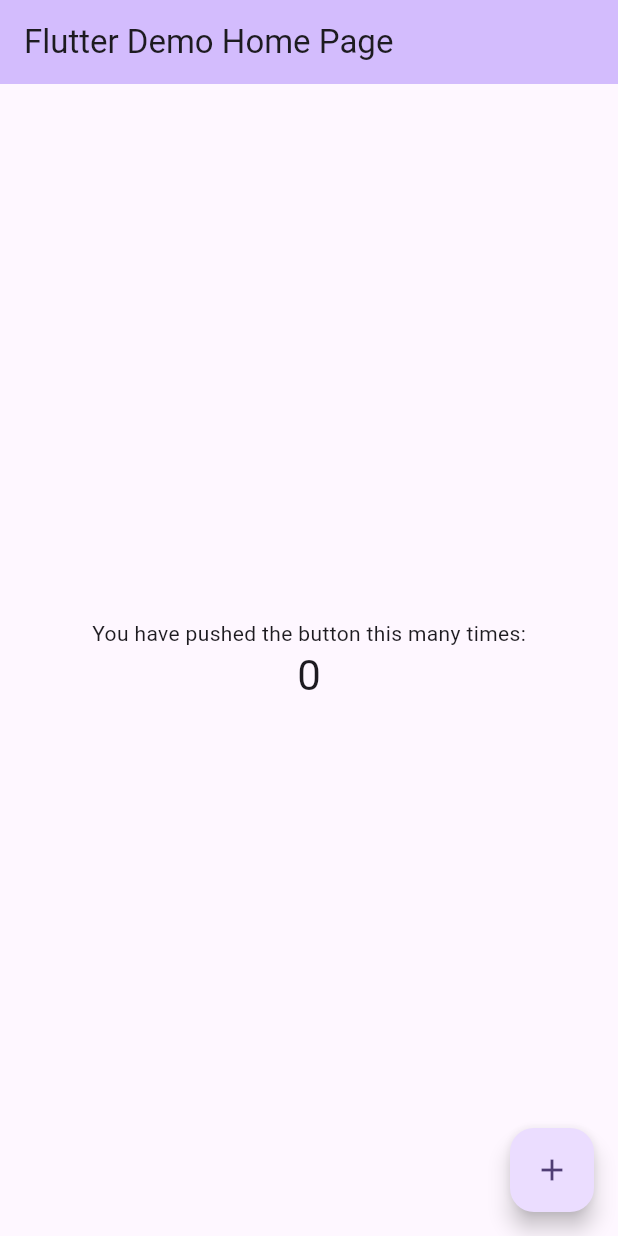
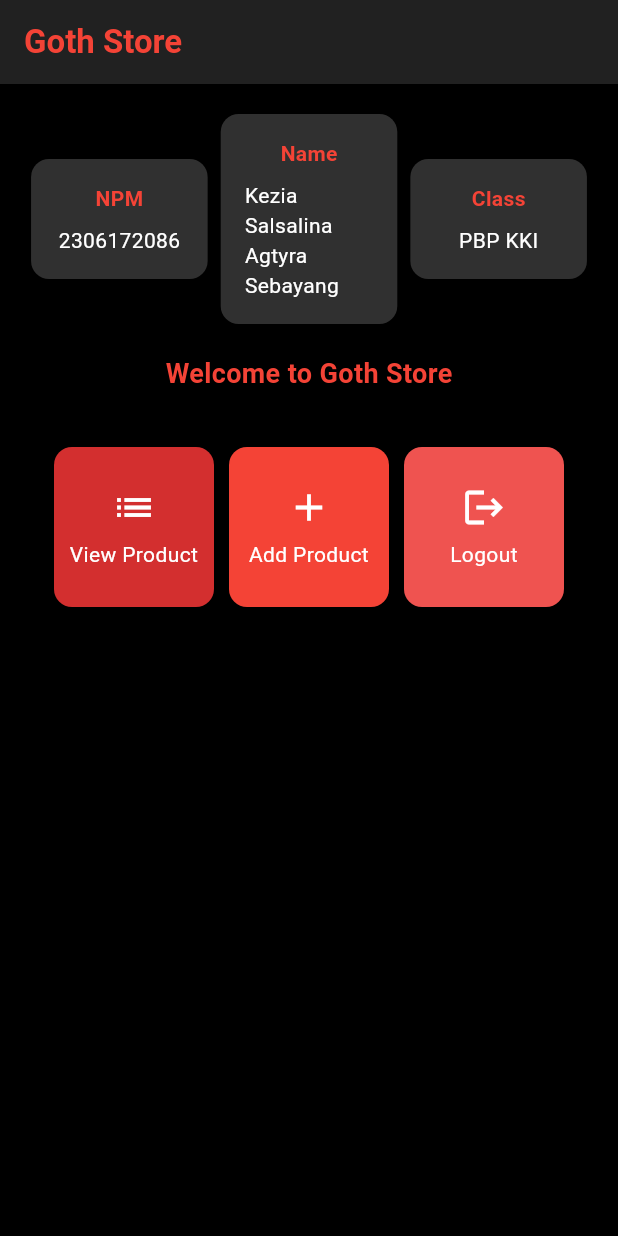
Before and after one commit to agtyra/goth-store-mobile, a Flutter app: the screen it shows after launch, on a phone screen of 412 x 824 dp. Run offline on Flutter 3.47's test engine with Material 3 defaults, Android fonts, the phone set to English and light mode, and no system bars.

Commit message:
added assignment 7

```diff
--- a/lib/main.dart
+++ b/lib/main.dart
@@ -1,4 +1,5 @@
 import 'package:flutter/material.dart';
+import 'package:goth_store/menu.dart';
 
 void main() {
   runApp(const MyApp());
@@ -7,119 +8,18 @@
 class MyApp extends StatelessWidget {
   const MyApp({super.key});
 
-  // This widget is the root of your application.
   @override
   Widget build(BuildContext context) {
     return MaterialApp(
-      title: 'Flutter Demo',
+      title: 'Goth Store',
       theme: ThemeData(
-        // This is the theme of your application.
-        //
-        // TRY THIS: Try running your application with "flutter run". You'll see
-        // the application has a purple toolbar. Then, without quitting the app,
-        // try changing the seedColor in the colorScheme below to Colors.green
-        // and then invoke "hot reload" (save your changes or press the "hot
-        // reload" button in a Flutter-supported IDE, or press "r" if you used
-        // the command line to start the app).
-        //
-        // Notice that the counter didn't reset back to zero; the application
-        // state is not lost during the reload. To reset the state, use hot
-        // restart instead.
-        //
-        // This works for code too, not just values: Most code changes can be
-        // tested with just a hot reload.
-        colorScheme: ColorScheme.fromSeed(seedColor: Colors.deepPurple),
-        useMaterial3: true,
+        colorScheme: ColorScheme.fromSwatch(
+          primarySwatch: Colors.grey,
+        ).copyWith(
+          secondary: Colors.black,
+        ),
       ),
-      home: const MyHomePage(title: 'Flutter Demo Home Page'),
+      home: MyHomePage(),
     );
   }
 }
-
-class MyHomePage extends StatefulWidget {
-  const MyHomePage({super.key, required this.title});
-
-  // This widget is the home page of your application. It is stateful, meaning
-  // that it has a State object (defined below) that contains fields that affect
-  // how it looks.
-
-  // This class is the configuration for the state. It holds the values (in this
-  // case the title) provided by the parent (in this case the App widget) and
-  // used by the build method of the State. Fields in a Widget subclass are
-  // always marked "final".
-
-  final String title;
-
-  @override
-  State<MyHomePage> createState() => _MyHomePageState();
-}
-
-class _MyHomePageState extends State<MyHomePage> {
-  int _counter = 0;
-
-  void _incrementCounter() {
-    setState(() {
-      // This call to setState tells the Flutter framework that something has
-      // changed in this State, which causes it to rerun the build method below
-      // so that the display can reflect the updated values. If we changed
-      // _counter without calling setState(), then the build method would not be
-      // called again, and so nothing would appear to happen.
-      _counter++;
-    });
-  }
-
-  @override
-  Widget build(BuildContext context) {
-    // This method is rerun every time setState is called, for instance as done
-    // by the _incrementCounter method above.
-    //
-    // The Flutter framework has been optimized to make rerunning build methods
-    // fast, so that you can just rebuild anything that needs updating rather
-    // than having to individually change instances of widgets.
-    return Scaffold(
-      appBar: AppBar(
-        // TRY THIS: Try changing the color here to a specific color (to
-        // Colors.amber, perhaps?) and trigger a hot reload to see the AppBar
-        // change color while the other colors stay the same.
-        backgroundColor: Theme.of(context).colorScheme.inversePrimary,
-        // Here we take the value from the MyHomePage object that was created by
-        // the App.build method, and use it to set our appbar title.
-        title: Text(widget.title),
-      ),
-      body: Center(
-        // Center is a layout widget. It takes a single child and positions it
-        // in the middle of the parent.
-        child: Column(
-          // Column is also a layout widget. It takes a list of children and
-          // arranges them vertically. By default, it sizes itself to fit its
-          // children horizontally, and tries to be as tall as its parent.
-          //
-          // Column has various properties to control how it sizes itself and
-          // how it positions its children. Here we use mainAxisAlignment to
-          // center the children vertically; the main axis here is the vertical
-          // axis because Columns are vertical (the cross axis would be
-          // horizontal).
-          //
-          // TRY THIS: Invoke "debug painting" (choose the "Toggle Debug Paint"
-          // action in the IDE, or press "p" in the console), to see the
-          // wireframe for each widget.
-          mainAxisAlignment: MainAxisAlignment.center,
-          children: <Widget>[
-            const Text(
-              'You have pushed the button this many times:',
-            ),
-            Text(
-              '$_counter',
-              style: Theme.of(context).textTheme.headlineMedium,
-            ),
-          ],
-        ),
-      ),
-      floatingActionButton: FloatingActionButton(
-        onPressed: _incrementCounter,
-        tooltip: 'Increment',
-        child: const Icon(Icons.add),
-      ), // This trailing comma makes auto-formatting nicer for build methods.
-    );
-  }
-}
--- /dev/null
+++ b/lib/menu.dart
@@ -0,0 +1,162 @@
+import 'package:flutter/material.dart';
+
+class MyHomePage extends StatelessWidget {
+  final String npm = '2306172086';
+  final String name = 'Kezia Salsalina Agtyra Sebayang';
+  final String className = 'PBP KKI';
+  final List<ItemHomepage> items = [
+    ItemHomepage("View Product", Icons.list, Colors.red[700]!),
+    ItemHomepage("Add Product", Icons.add, Colors.red[500]!),
+    ItemHomepage("Logout", Icons.logout, Colors.red[400]!),
+  ];
+
+  MyHomePage({super.key});
+
+  @override
+  Widget build(BuildContext context) {
+    return Scaffold(
+      backgroundColor: Colors.black,
+      appBar: AppBar(
+        title: const Text(
+          'Goth Store',
+          style: TextStyle(
+            color: Colors.red,
+            fontWeight: FontWeight.bold,
+          ),
+        ),
+        backgroundColor: Colors.grey[900],
+      ),
+      body: Padding(
+        padding: const EdgeInsets.all(16.0),
+        child: Column(
+          crossAxisAlignment: CrossAxisAlignment.center,
+          children: [
+            Row(
+              mainAxisAlignment: MainAxisAlignment.spaceEvenly,
+              children: [
+                InfoCard(title: 'NPM', content: npm),
+                InfoCard(title: 'Name', content: name),
+                InfoCard(title: 'Class', content: className),
+              ],
+            ),
+            const SizedBox(height: 16.0),
+            const Center(
+              child: Text(
+                'Welcome to Goth Store',
+                style: TextStyle(
+                  color: Colors.red,
+                  fontWeight: FontWeight.bold,
+                  fontSize: 18.0,
+                ),
+              ),
+            ),
+            const SizedBox(height: 16.0),
+            GridView.count(
+              primary: true,
+              padding: const EdgeInsets.all(20),
+              crossAxisSpacing: 10,
+              mainAxisSpacing: 10,
+              crossAxisCount: 3,
+              shrinkWrap: true,
+              children: items.map((ItemHomepage item) {
+                return ItemCard(item);
+              }).toList(),
+            ),
+          ],
+        ),
+      ),
+    );
+  }
+}
+
+class InfoCard extends StatelessWidget {
+  final String title;
+  final String content;
+
+  const InfoCard({super.key, required this.title, required this.content});
+
+  @override
+  Widget build(BuildContext context) {
+    return Card(
+      color: Colors.grey[850],
+      elevation: 2.0,
+      shape: RoundedRectangleBorder(
+        borderRadius: BorderRadius.circular(12),
+      ),
+      child: Container(
+        width: MediaQuery.of(context).size.width / 3.5,
+        padding: const EdgeInsets.all(16.0),
+        child: Column(
+          children: [
+            Text(
+              title,
+              style: const TextStyle(
+                fontWeight: FontWeight.bold,
+                color: Colors.red,
+              ),
+            ),
+            const SizedBox(height: 8.0),
+            Text(
+              content,
+              style: const TextStyle(color: Colors.white),
+            ),
+          ],
+        ),
+      ),
+    );
+  }
+}
+
+class ItemHomepage {
+  final String name;
+  final IconData icon;
+  final Color color;
+
+  ItemHomepage(this.name, this.icon, this.color);
+}
+
+class ItemCard extends StatelessWidget {
+  final ItemHomepage item;
+
+  const ItemCard(this.item, {super.key});
+
+  @override
+  Widget build(BuildContext context) {
+    return Material(
+      color: item.color,
+      borderRadius: BorderRadius.circular(12),
+      child: InkWell(
+        onTap: () {
+          ScaffoldMessenger.of(context)
+            ..hideCurrentSnackBar()
+            ..showSnackBar(
+              SnackBar(content: Text("You have pressed the ${item.name} button!")),
+            );
+        },
+        child: Container(
+          padding: const EdgeInsets.all(8),
+          child: Center(
+            child: Column(
+              mainAxisAlignment: MainAxisAlignment.center,
+              children: [
+                Icon(
+                  item.icon,
+                  color: Colors.white,
+                  size: 30.0,
+                ),
+                const Padding(padding: EdgeInsets.all(3)),
+                Text(
+                  item.name,
+                  textAlign: TextAlign.center,
+                  style: const TextStyle(
+                    color: Colors.white,
+                  ),
+                ),
+              ],
+            ),
+          ),
+        ),
+      ),
+    );
+  }
+}
```
Also changed, not shown: 1 other file.
